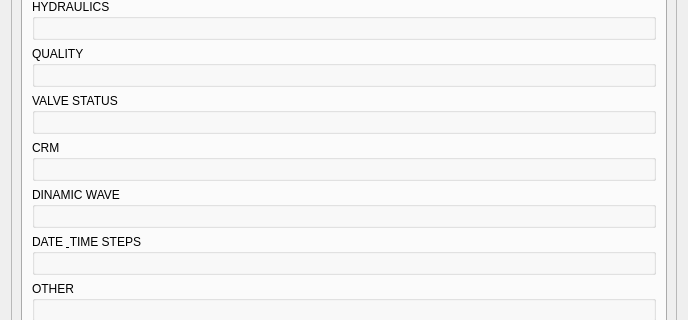
Above: ui/api_epa_options.ui from Giswater/giswater_qgis_plugin before the change; both pictures show x 0 to 688 and y 104 to 424 of the 688 by 748 pixel window. Below: the same form after it.
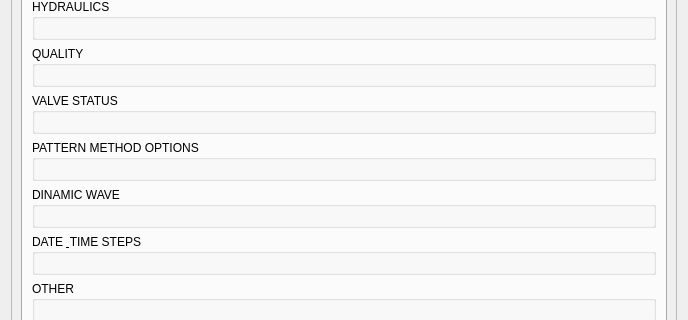
That is the form after the change.

Commit message: Enhancement: Show tooltips on config forms

```diff
--- a/ui/api_epa_options.ui
+++ b/ui/api_epa_options.ui
@@ -175,7 +175,7 @@
              <item>
               <widget class="QGroupBox" name="grb_crm">
                <property name="title">
-                <string>CRM</string>
+                <string>PATTERN METHOD OPTIONS</string>
                </property>
                <layout class="QGridLayout" name="gridLayout_16">
                 <item row="0" column="0">
```
The commit also changes 3 other files.
